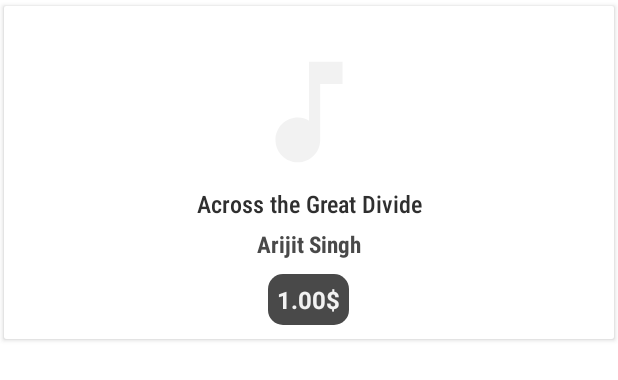
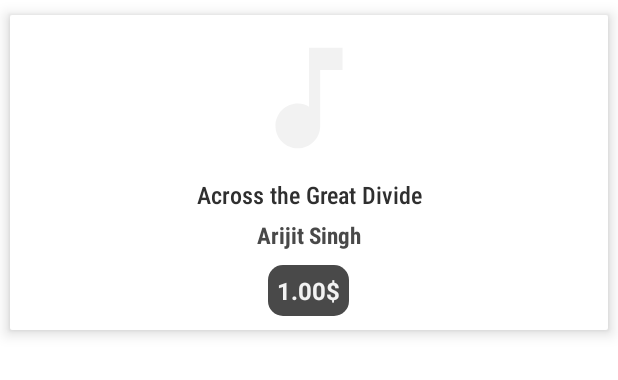
Before and after one commit to abrarmalekji12/ITune, an Android app: the layout button_ly.xml on its own in the app's theme, with its tools: preview values and no code run, on a phone screen of 412 x 824 dp. Shown: the top 380 px of the screen. Run offline under Robolectric (Android 15) with nearby library versions, the phone set to English and light mode, and no system bars.

Commit message:
manifest change

```diff
--- a/app/build.gradle
+++ b/app/build.gradle
@@ -20,7 +20,8 @@ android {
 
     buildTypes {
         release {
-            minifyEnabled false
+            minifyEnabled true
+            shrinkResources true
             proguardFiles getDefaultProguardFile('proguard-android-optimize.txt'), 'proguard-rules.pro'
         }
     }
--- a/app/src/main/java/com/tools/iTune/ITuneViewModel.kt
+++ b/app/src/main/java/com/tools/iTune/ITuneViewModel.kt
@@ -27,7 +27,7 @@ class ITuneViewModel(application: Application) : AndroidViewModel(application)
         repository.insert(song)
     }
 
-    fun getAllSongs(keyword:String) :SearchResult{
+    fun getAllSongs(keyword:String) :SearchResult?{
         val call: Call<ITuneSongs?>? = jsonPlaceHolderApi.getSongs(keyword)
         var response:Response<ITuneSongs?>?=null
         try {
@@ -36,6 +36,8 @@ class ITuneViewModel(application: Application) : AndroidViewModel(application)
         catch (e:Exception){
      // Network Problem
         }
+        if(keyword!=MainActivity.lastSearched)
+            return null
             if(response!=null&& response.isSuccessful) {
               val post: ITuneSongs = response.body()!!
                val  list= mutableListOf<Song>()
--- a/app/src/main/java/com/tools/iTune/MainActivity.kt
+++ b/app/src/main/java/com/tools/iTune/MainActivity.kt
@@ -20,7 +20,7 @@ import java.net.UnknownHostException
 
 
 class MainActivity : AppCompatActivity() {
-    private var lastSearched: String? = null
+
 
     lateinit var connectionReceiver: BroadcastReceiver
     lateinit var resultView: TextView
@@ -107,7 +107,7 @@ class MainActivity : AppCompatActivity() {
         searchingView.text = spannableStringBuilder
         val handler = Handler(mainLooper)
         Thread {
-            val searchResult = iTuneViewModel.getAllSongs(search)
+            val searchResult = iTuneViewModel.getAllSongs(search)?:return@Thread
             if(lastSearched!=search)
                 return@Thread
             val t = searchResult.songs
@@ -159,5 +159,6 @@ class MainActivity : AppCompatActivity() {
     companion object {
         var isOffline = false
         const val ACTION_CONNECTIVITY_CHANGE = "android.net.conn.CONNECTIVITY_CHANGE"
+        var lastSearched: String? = null
     }
 }
--- a/app/src/main/res/drawable/song_tile_back.xml
+++ b/app/src/main/res/drawable/song_tile_back.xml
@@ -4,6 +4,7 @@
     <shape>
         <corners android:radius="10dp"/>
         <solid android:color="#fff"/>
+        <stroke android:color="#989898"  android:width="0.5dp"/>
     </shape>
 </item>
 </selector>
--- a/app/src/main/res/layout/button_ly.xml
+++ b/app/src/main/res/layout/button_ly.xml
@@ -1,11 +1,14 @@
 <?xml version="1.0" encoding="utf-8"?>
-<androidx.cardview.widget.CardView android:layout_width="match_parent"
+<androidx.cardview.widget.CardView
+    android:layout_width="match_parent"
     android:layout_height="230dp"
     xmlns:app="http://schemas.android.com/apk/res-auto"
     app:cardUseCompatPadding="true"
     xmlns:tools="http://schemas.android.com/tools"
+
+    app:cardPreventCornerOverlap="true"
+    app:cardElevation="6dp"
     android:background="@drawable/song_tile_back"
-    android:elevation="5dp"
     xmlns:android="http://schemas.android.com/apk/res/android">
 
 <RelativeLayout android:layout_width="match_parent"
@@ -16,6 +19,8 @@
     android:layout_width="match_parent"
     android:layout_above="@id/song_name"
     android:id="@+id/shimmer_view"
+
+    android:layout_marginBottom="10dp"
     android:foregroundTint="#494949"
     android:layout_height="100dp">
     <ImageView
@@ -24,7 +29,6 @@
         android:src="@drawable/ic_baseline_music_note_24"
         android:layout_width="match_parent"
         android:layout_height="100dp"
-        android:layout_marginBottom="10dp"
         android:adjustViewBounds="true"
         android:contentDescription="@string/song_image" />
 </com.facebook.shimmer.ShimmerFrameLayout>
```
Also changed, not shown: app/src/main/java/com/tools/iTune/GridAdapter.kt (+14 -9 lines), 2 other files.
